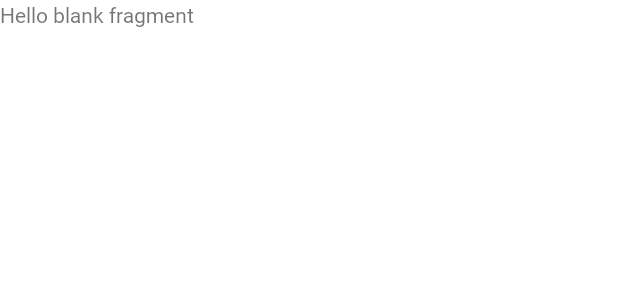
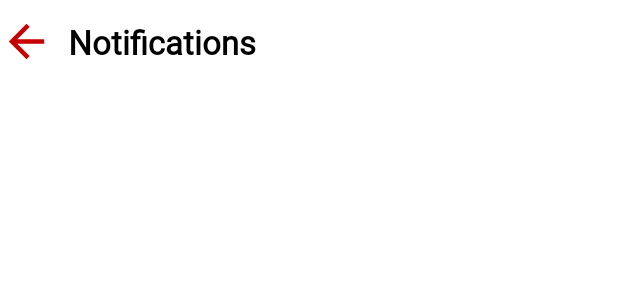
Before and after one commit to anikrakib/BloodDonation, an Android app: the layout fragment_notification.xml on its own in the app's theme, with its tools: preview values and no code run, on a phone screen of 412 x 824 dp. Shown: the top 300 px of the screen. Run offline under Robolectric (Android 15) with nearby library versions, the phone set to English and light mode, and no system bars.

Commit message:
Notification Design Complete

```diff
--- a/app/src/main/res/layout/fragment_home.xml
+++ b/app/src/main/res/layout/fragment_home.xml
@@ -72,6 +72,7 @@
                 android:id="@+id/bannerViwPager"
                 android:layout_width="match_parent"
                 android:layout_height="200dp"
+                android:overScrollMode="never"
                 android:layout_marginTop="10dp"
                 android:layout_below="@id/toolBarLayout"/>
 
--- a/app/src/main/res/layout/fragment_notification.xml
+++ b/app/src/main/res/layout/fragment_notification.xml
@@ -1,14 +1,43 @@
 <?xml version="1.0" encoding="utf-8"?>
-<FrameLayout xmlns:android="http://schemas.android.com/apk/res/android"
+<RelativeLayout xmlns:android="http://schemas.android.com/apk/res/android"
     xmlns:tools="http://schemas.android.com/tools"
     android:layout_width="match_parent"
     android:layout_height="match_parent"
-    tools:context=".Fragment.Notification.NotificationFragment">
+    tools:context=".Fragment.Notification.NotificationFragment"
+    tools:ignore="HardcodedText,ContentDescription">
 
-    <!-- TODO: Update blank fragment layout -->
-    <TextView
+    <LinearLayout
+        android:id="@+id/toolBarLayout"
         android:layout_width="match_parent"
-        android:layout_height="match_parent"
-        android:text="@string/hello_blank_fragment" />
+        android:layout_height="?attr/actionBarSize"
+        android:gravity="start|center"
+        android:orientation="horizontal"
+        android:layout_alignParentTop="true"
+        tools:ignore="UseCompoundDrawables">
 
-</FrameLayout>
+        <ImageView
+            android:id="@+id/back"
+            android:layout_width="@dimen/margin_35dp"
+            android:layout_height="@dimen/margin_35dp"
+            android:src="@drawable/ic_back_arrow"/>
+
+        <TextView
+            android:layout_width="wrap_content"
+            android:layout_height="wrap_content"
+            android:text="Notifications"
+            android:textColor="@color/primaryTextColor"
+            android:textSize="@dimen/text_size_22sp"
+            android:layout_marginStart="@dimen/margin_10dp"
+            android:textStyle="bold" />
+
+    </LinearLayout>
+
+    <androidx.recyclerview.widget.RecyclerView
+        android:id="@+id/notificationRecyclerView"
+        android:layout_marginTop="@dimen/margin_15dp"
+        android:layout_width="match_parent"
+        android:layout_height="0dp"
+        android:layout_alignParentBottom="true"
+        android:layout_below="@id/toolBarLayout"/>
+
+</RelativeLayout>
--- a/app/src/main/res/values/strings.xml
+++ b/app/src/main/res/values/strings.xml
@@ -20,4 +20,6 @@
     <string name="remainingDateHints">days until you can donate again</string>
     <string name="freeToDonateBlood">You are free To Donate Blood</string>
     <string name="happyDonateBlood">You are free To Donate Blood</string>
+    <string name="hints"><font color='#000000'><b>Musa Clinic</b></font> Posted a blood requested near You</string>
+    <string name="hints2"><font color='#000000'><b>Anik Rakib</b></font> Is now available for blood</string>
 </resources>
```
Also changed, not shown: app/src/main/java/com/anikrakib/blooddonation/Adapter/Home/BannerPagerAdapter.java (+7 -1 lines), app/src/main/java/com/anikrakib/blooddonation/Adapter/Notification/NotificationAdapter.java (added, +77 -0 lines), app/src/main/java/com/anikrakib/blooddonation/Fragment/Notification/NotificationFragment.java (+33 -1 lines), app/src/main/java/com/anikrakib/blooddonation/Model/NotificationModel.java (added, +37 -0 lines), app/src/main/res/layout/item_banner.xml (+4 -4 lines), app/src/main/res/layout/item_notofication.xml (added, +72 -0 lines).
